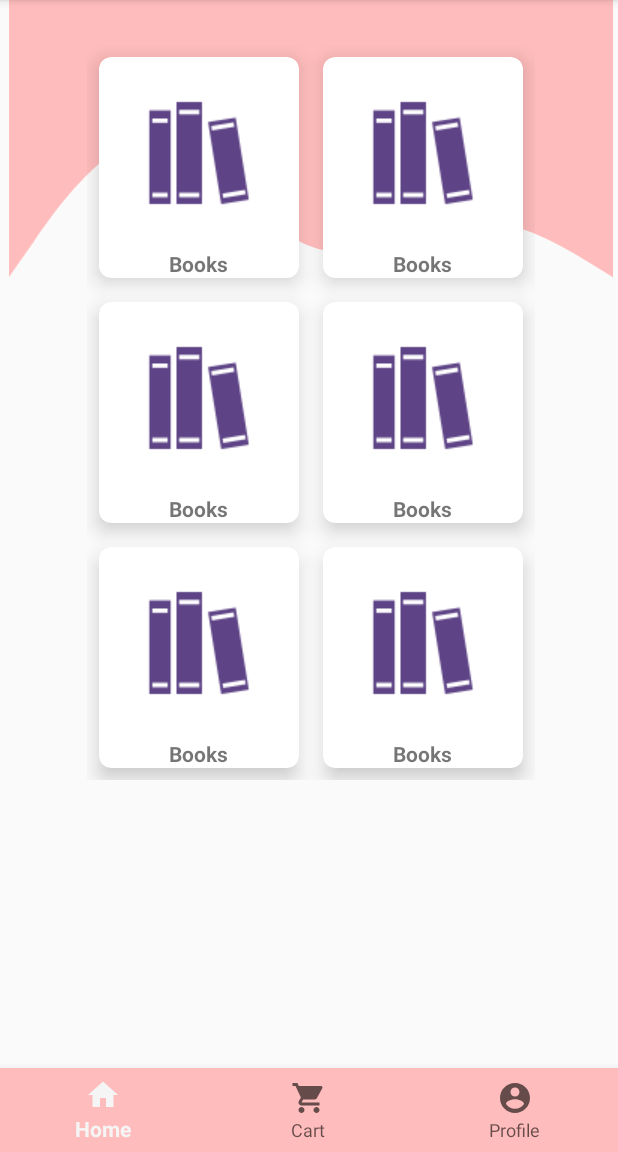
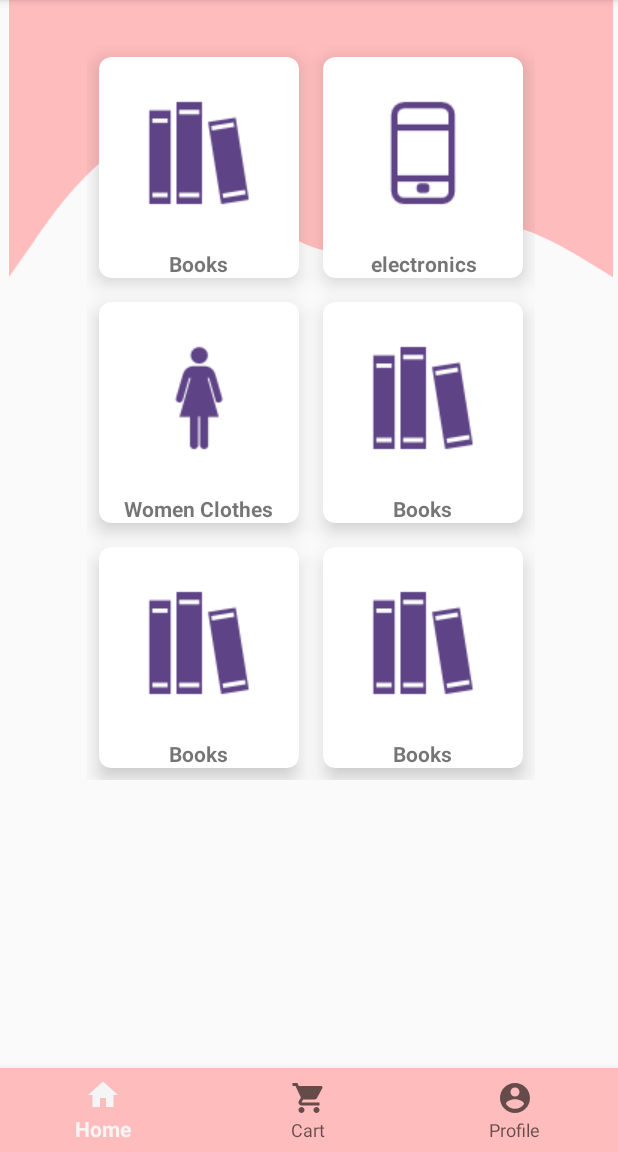
Before and after one commit to leenJabareen/MyApplication, an Android app: the AboutActivity screen opened directly, with no data from a screen before it, on a phone screen of 412 x 824 dp, the part 84-1236 px from its top. Run offline under Robolectric (Android 15) with nearby library versions, the phone set to English and light mode, and no system bars; our stand-ins replace Firebase (no records; nobody signed in at launch, a user with empty details on screens opened directly); libraries missing offline, so code that uses them is left out: com.etebarian.meowbottomnavigation.

Commit message:
fireBase realTime

```diff
--- a/app/build.gradle
+++ b/app/build.gradle
@@ -38,7 +38,8 @@ dependencies {
     implementation'com.etebarian:meow-bottom-navigation-java:1.2.0'
     implementation 'androidx.navigation:navigation-fragment:2.3.5'
     implementation 'androidx.navigation:navigation-ui:2.3.5'
-    implementation 'androidx.legacy:legacy-support-v4:1.0.0'// i added this for navigation bar
+    implementation 'androidx.legacy:legacy-support-v4:1.0.0'
+    implementation 'com.google.firebase:firebase-database:20.0.2'// i added this for navigation bar
     testImplementation 'junit:junit:4.+'
     androidTestImplementation 'androidx.test.ext:junit:1.1.2'
     androidTestImplementation 'androidx.test.espresso:espresso-core:3.3.0'
--- a/app/src/main/java/com/example/myapplication/AboutActivity.java
+++ b/app/src/main/java/com/example/myapplication/AboutActivity.java
@@ -8,6 +8,7 @@ import androidx.fragment.app.Fragment;
 import android.content.Intent;
 import android.os.Bundle;
 import android.provider.Settings;
+import android.util.Log;
 import android.view.Menu;
 import android.view.MenuItem;
 import android.view.View;
@@ -17,6 +18,9 @@ import android.widget.Toast;
 
 import com.etebarian.meowbottomnavigation.MeowBottomNavigation;
 import com.google.android.material.bottomnavigation.BottomNavigationView;
+import com.google.firebase.auth.FirebaseAuth;
+import com.google.firebase.database.DatabaseReference;
+import com.google.firebase.database.FirebaseDatabase;
 
 public class AboutActivity extends AppCompatActivity {
     //private Button gotog;
@@ -26,6 +30,10 @@ public class AboutActivity extends AppCompatActivity {
     // private final int ID_PROFILE=4;
 
     //private CardView cardView;
+    private FirebaseAuth maFirebaseAuth=FirebaseAuth.getInstance();
+    private FirebaseDatabase database = FirebaseDatabase.getInstance("https://leen-s-application-default-rtdb.europe-west1.firebasedatabase.app/");
+
+
 
     @Override
     protected void onCreate(Bundle savedInstanceState) {
@@ -34,6 +42,12 @@ public class AboutActivity extends AppCompatActivity {
         setContentView(R.layout.activity_about);
         BottomNavigationView bottomNav = findViewById(R.id.bottomNavigationView);
         bottomNav.setOnNavigationItemSelectedListener(navListener);
+        String UID=maFirebaseAuth.getUid();
+        DatabaseReference myRef = database.getReference("users/"+UID);
+        Toast.makeText(this, "UDI"+UID, Toast.LENGTH_SHORT).show();
+        Log.d("LEEEEEN", UID);
+        myRef.push().setValue(new Item("this is my first item",R.drawable.img_2,true,50));
+
     }
 
     private BottomNavigationView.OnNavigationItemSelectedListener navListener =
--- a/app/src/main/res/layout/fragment_home.xml
+++ b/app/src/main/res/layout/fragment_home.xml
@@ -89,12 +89,12 @@
                 <ImageView
                     android:layout_width="wrap_content"
                     android:layout_height="wrap_content"
-                    android:src="@drawable/book" />
+                    android:src="@drawable/mobile" />
 
                 <TextView
                     android:layout_width="wrap_content"
                     android:layout_height="wrap_content"
-                    android:text="Books"
+                    android:text="electronics"
                     android:textAlignment="center"
                     android:textStyle="bold" />
             </LinearLayout>
@@ -122,12 +122,12 @@
                 <ImageView
                     android:layout_width="wrap_content"
                     android:layout_height="wrap_content"
-                    android:src="@drawable/book" />
+                    android:src="@drawable/womanclothes" />
 
                 <TextView
                     android:layout_width="wrap_content"
                     android:layout_height="wrap_content"
-                    android:text="Books"
+                    android:text="Women Clothes"
                     android:textAlignment="center"
                     android:textStyle="bold" />
             </LinearLayout>
```
Also changed, not shown: app/src/main/res/drawable/devices.xml (added, +10 -0 lines), app/src/main/res/drawable-v24/mobile.png (added), app/src/main/res/drawable-v24/womanclothes.png (added).
